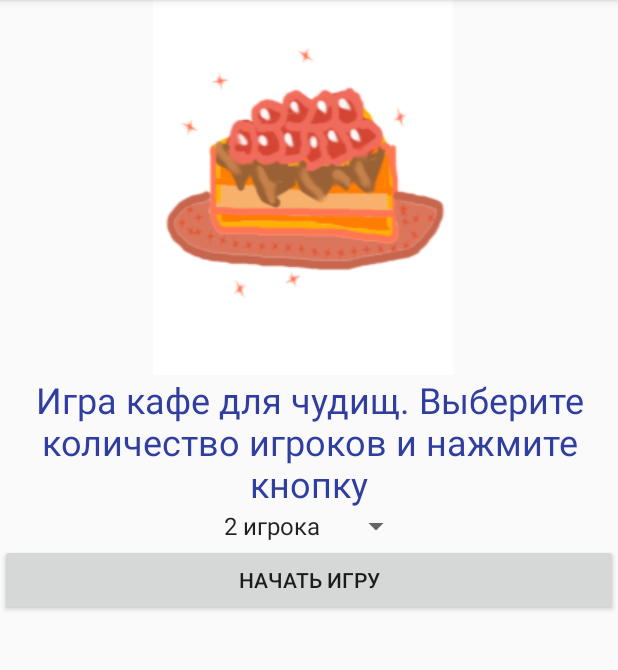
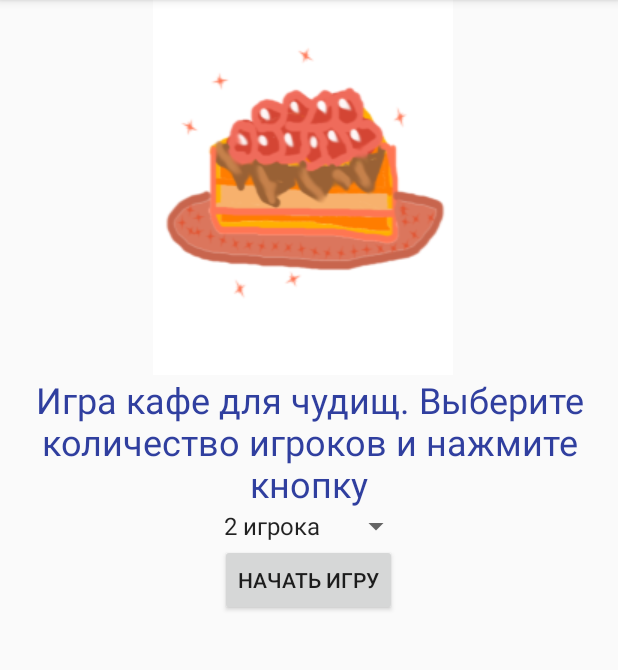
Before and after one commit to andrekot/MonsterCafe, an Android app: the screen it shows after launch (MainActivity), on a phone screen of 412 x 824 dp, the part 84-754 px from its top. Run offline under Robolectric (Android 15) with nearby library versions, the phone set to English and light mode, and no system bars.

Commit message:
design emprovements

```diff
--- a/app/src/main/res/layout/activity_init_game.xml
+++ b/app/src/main/res/layout/activity_init_game.xml
@@ -25,8 +25,9 @@
 
         <Button
             android:id="@+id/button_next"
-            android:layout_width="match_parent"
+            android:layout_width="wrap_content"
             android:layout_height="wrap_content"
+            android:layout_gravity="center"
             android:onClick="onInitClick"
             android:text="@string/next_string"
             android:visibility="visible" />
--- a/app/src/main/res/layout/activity_main.xml
+++ b/app/src/main/res/layout/activity_main.xml
@@ -21,6 +21,7 @@
             android:layout_width="match_parent"
             android:layout_height="wrap_content"
             android:layout_marginEnd="8dp"
+            android:contentDescription="@string/desc_game"
             app:layout_constraintEnd_toEndOf="parent"
             app:srcCompat="@drawable/cheesecake" />
 
@@ -47,11 +48,12 @@
 
         <Button
             android:id="@+id/button_start"
-            android:layout_width="match_parent"
+            android:layout_width="wrap_content"
             android:layout_height="wrap_content"
+            android:layout_gravity="center"
+            android:onClick="onStartClick"
             android:text="@string/start_game"
-            android:visibility="visible"
-            android:onClick="onStartClick"/>
+            android:visibility="visible" />
     </LinearLayout>
 
     </ScrollView>
```
